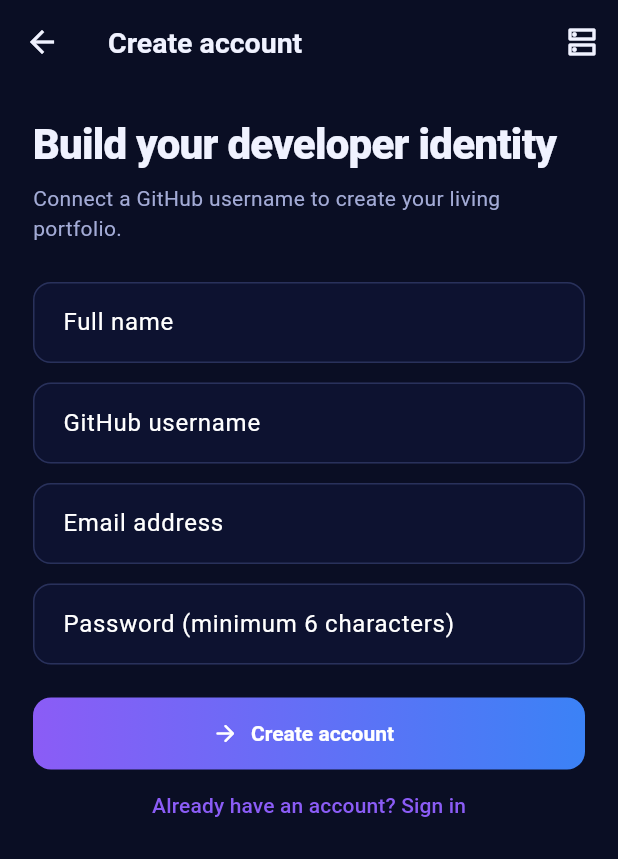
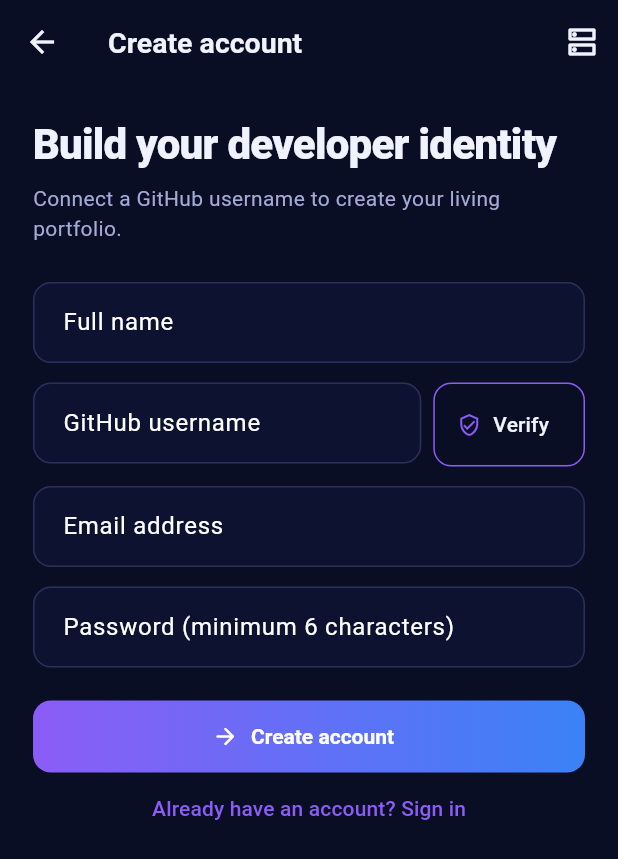
Before and after one commit to komalkr150201-coder/DevHub, a Flutter app: the SignupScreen screen opened directly, on a phone screen of 412 x 824 dp. Shown: the top 859 px of the screen. Run offline on Flutter 3.47's test engine with Material 3 defaults, Android fonts, the phone set to English and light mode, and no system bars; our stand-ins replace flutter_secure_storage; missing offline and left inert: dart:html; accounts and stored records are empty; network calls fail.

Commit message:
Add Verify GitHub button to signup screen as well

```diff
--- a/lib/screens/auth/signup_screen.dart
+++ b/lib/screens/auth/signup_screen.dart
@@ -77,6 +77,43 @@ class _SignupScreenState extends State<SignupScreen> {
     }
   }
 
+  Future<void> verifyGitHub() async {
+    final user = username.text.trim();
+    if (user.isEmpty) {
+      ScaffoldMessenger.of(context).showSnackBar(
+        const SnackBar(content: Text('Please enter a GitHub username to verify')),
+      );
+      return;
+    }
+    setState(() => busy = true);
+    try {
+      final api = context.read<DevHubApi>();
+      final res = await api.fetchGitHubUser(user);
+      final data = res['data'] ?? res;
+      final n = data['name'] ?? user;
+      final reposCount = data['stats']?['totalRepos'] ?? (data['repos'] as List?)?.length ?? 0;
+      if (mounted) {
+        ScaffoldMessenger.of(context).showSnackBar(
+          SnackBar(
+            content: Text('✓ GitHub profile verified! @$user ($n) exists with $reposCount repos.'),
+            backgroundColor: Colors.green,
+          ),
+        );
+      }
+    } catch (e) {
+      if (mounted) {
+        ScaffoldMessenger.of(context).showSnackBar(
+          SnackBar(
+            content: Text('✗ GitHub user "@$user" not found or error: $e'),
+            backgroundColor: Colors.red,
+          ),
+        );
+      }
+    } finally {
+      if (mounted) setState(() => busy = false);
+    }
+  }
+
   @override
   Widget build(BuildContext context) => Scaffold(
         appBar: AppBar(
@@ -108,12 +145,34 @@ class _SignupScreenState extends State<SignupScreen> {
                 decoration: const InputDecoration(labelText: 'Full name'),
               ),
               const SizedBox(height: 13),
-              TextField(
-                controller: username,
-                decoration: const InputDecoration(
-                  labelText: 'GitHub username',
-                  prefixText: '@',
-                ),
+              Row(
+                crossAxisAlignment: CrossAxisAlignment.start,
+                children: [
+                  Expanded(
+                    child: TextField(
+                      controller: username,
+                      decoration: const InputDecoration(
+                        labelText: 'GitHub username',
+                        prefixText: '@',
+                      ),
+                    ),
+                  ),
+                  const SizedBox(width: 8),
+                  SizedBox(
+                    height: 56,
+                    child: OutlinedButton.icon(
+                      onPressed: busy ? null : verifyGitHub,
+                      icon: const Icon(Icons.verified_user_outlined, size: 16, color: AppColors.violet),
+                      label: const Text('Verify'),
+                      style: OutlinedButton.styleFrom(
+                        side: const BorderSide(color: AppColors.violet),
+                        shape: RoundedRectangleBorder(
+                          borderRadius: BorderRadius.circular(12),
+                        ),
+                      ),
+                    ),
+                  ),
+                ],
               ),
               const SizedBox(height: 13),
               TextField(
```
